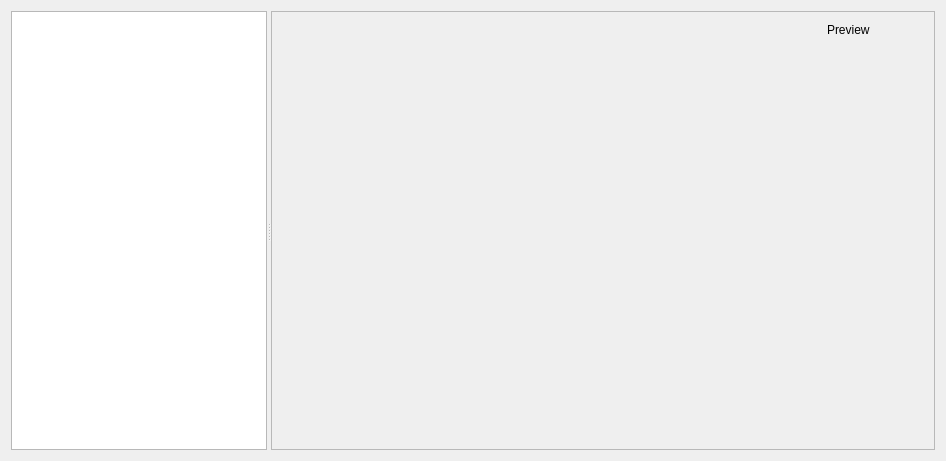
First picture: the form in resources/form_editor_widget.ui, repository lesca-research/piccel, before the edit.
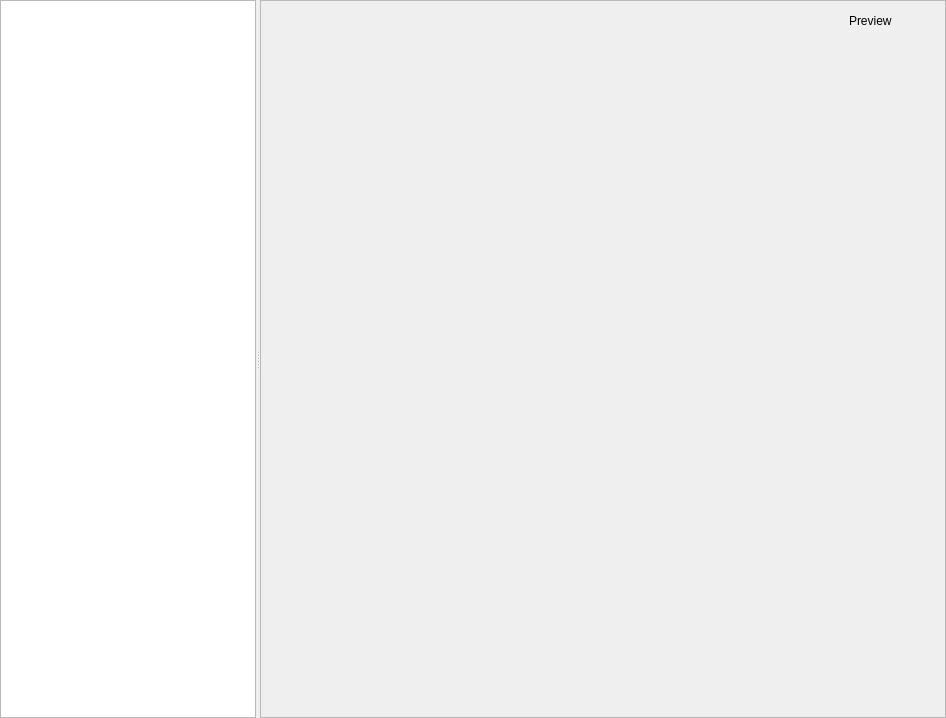
Second picture: the form after the edit.

Patch:
```diff
--- a/resources/form_editor_widget.ui
+++ b/resources/form_editor_widget.ui
@@ -7,13 +7,25 @@
     <x>0</x>
     <y>0</y>
     <width>946</width>
-    <height>461</height>
+    <height>718</height>
    </rect>
   </property>
   <property name="windowTitle">
    <string>Form</string>
   </property>
   <layout class="QVBoxLayout" name="verticalLayout_2">
+   <property name="leftMargin">
+    <number>0</number>
+   </property>
+   <property name="topMargin">
+    <number>0</number>
+   </property>
+   <property name="rightMargin">
+    <number>0</number>
+   </property>
+   <property name="bottomMargin">
+    <number>0</number>
+   </property>
    <item>
     <widget class="QSplitter" name="splitter">
      <property name="sizePolicy">
@@ -25,7 +37,20 @@
      <property name="orientation">
       <enum>Qt::Horizontal</enum>
      </property>
-     <widget class="QTreeView" name="tree_view"/>
+     <widget class="QTreeView" name="tree_view">
+      <property name="sizePolicy">
+       <sizepolicy hsizetype="Preferred" vsizetype="Preferred">
+        <horstretch>0</horstretch>
+        <verstretch>0</verstretch>
+       </sizepolicy>
+      </property>
+      <property name="minimumSize">
+       <size>
+        <width>0</width>
+        <height>700</height>
+       </size>
+      </property>
+     </widget>
      <widget class="QFrame" name="item_edit_frame">
       <property name="sizePolicy">
        <sizepolicy hsizetype="Preferred" vsizetype="Preferred">
@@ -39,11 +64,14 @@
       <property name="frameShadow">
        <enum>QFrame::Raised</enum>
       </property>
-      <layout class="QVBoxLayout" name="verticalLayout">
+      <layout class="QVBoxLayout" name="verticalLayout_4">
+       <property name="spacing">
+        <number>0</number>
+       </property>
        <item alignment="Qt::AlignTop">
         <widget class="QFrame" name="frame">
          <property name="sizePolicy">
-          <sizepolicy hsizetype="Preferred" vsizetype="Fixed">
+          <sizepolicy hsizetype="Preferred" vsizetype="Preferred">
            <horstretch>0</horstretch>
            <verstretch>0</verstretch>
           </sizepolicy>
@@ -55,14 +83,20 @@
           <enum>QFrame::Raised</enum>
          </property>
          <layout class="QHBoxLayout" name="horizontalLayout">
+          <property name="spacing">
+           <number>2</number>
+          </property>
           <property name="sizeConstraint">
            <enum>QLayout::SetDefaultConstraint</enum>
           </property>
           <property name="topMargin">
+           <number>0</number>
+          </property>
+          <property name="rightMargin">
            <number>2</number>
           </property>
           <property name="bottomMargin">
-           <number>2</number>
+           <number>0</number>
           </property>
           <item>
            <spacer name="horizontalSpacer">
@@ -77,7 +111,7 @@
             </property>
            </spacer>
           </item>
-          <item alignment="Qt::AlignRight|Qt::AlignTop">
+          <item alignment="Qt::AlignRight|Qt::AlignVCenter">
            <widget class="QLabel" name="label">
             <property name="text">
              <string>Preview</string>
@@ -100,6 +134,43 @@
          </layout>
         </widget>
        </item>
+       <item>
+        <widget class="QFrame" name="frame_2">
+         <property name="frameShape">
+          <enum>QFrame::NoFrame</enum>
+         </property>
+         <property name="frameShadow">
+          <enum>QFrame::Raised</enum>
+         </property>
+         <layout class="QVBoxLayout" name="verticalLayout">
+          <property name="leftMargin">
+           <number>0</number>
+          </property>
+          <property name="topMargin">
+           <number>0</number>
+          </property>
+          <property name="rightMargin">
+           <number>0</number>
+          </property>
+          <property name="bottomMargin">
+           <number>0</number>
+          </property>
+         </layout>
+        </widget>
+       </item>
+       <item>
+        <spacer name="verticalSpacer">
+         <property name="orientation">
+          <enum>Qt::Vertical</enum>
+         </property>
+         <property name="sizeHint" stdset="0">
+          <size>
+           <width>20</width>
+           <height>40</height>
+          </size>
+         </property>
+        </spacer>
+       </item>
       </layout>
      </widget>
     </widget>
```
Left out of the diff: 2 changed lines with no effect on the pictures.
